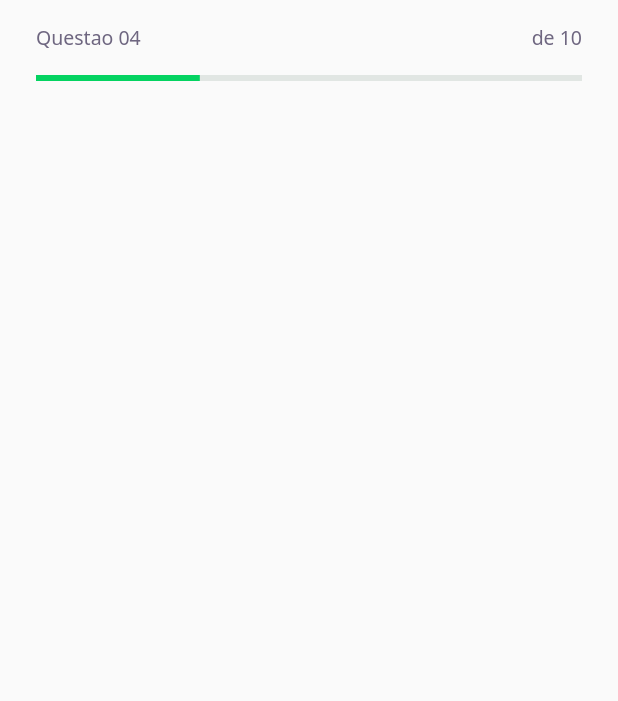
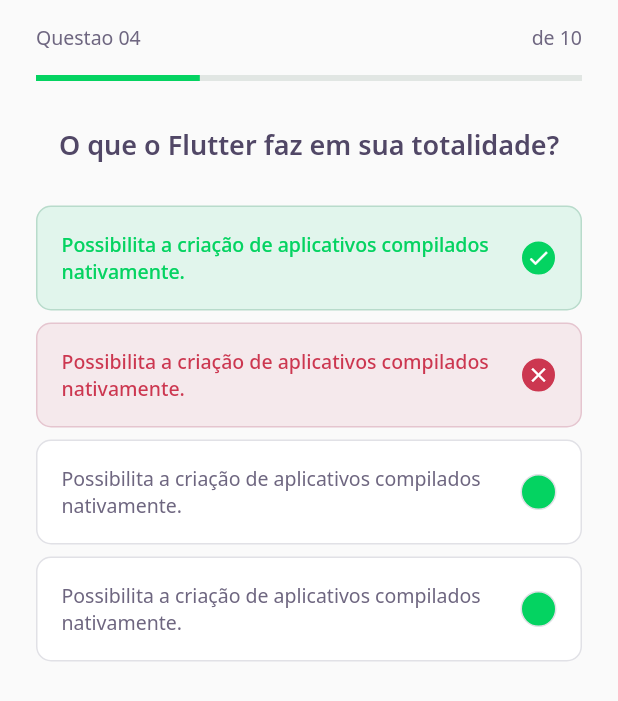
Before and after one commit to GabrielGPF/nlw_trilha_flutter, a Flutter app: the screen it shows after launch, on a phone screen of 412 x 824 dp. Shown: the top 701 px of the screen. Run offline on Flutter 3.47's test engine with Material 2 defaults, Android fonts, the phone set to English and light mode, and no system bars; our stand-ins replace google_fonts.

Commit message:
Quiz organism and Quiz Answer component created

```diff
--- /dev/null
+++ b/lib/components/molecules/molecule_quiz_answer.dart
@@ -0,0 +1,83 @@
+import 'package:flutter/material.dart';
+import 'package:nlw_trilha_flutter/core/app_colors.dart';
+import 'package:nlw_trilha_flutter/core/app_text_styles.dart';
+
+class QuizAnswer extends StatelessWidget {
+  final String title;
+  final bool isRight;
+  final bool isSelected;
+
+  QuizAnswer({
+    required this.title,
+    this.isRight = false,
+    this.isSelected = false,
+  });
+
+  Color get _selectedColorRight =>
+      isRight ? AppColors.darkGreen : AppColors.darkRed;
+
+  Color get _selectedBorderRight =>
+      isRight ? AppColors.lightGreen : AppColors.lightRed;
+
+  Color get _selectedColorCardRight =>
+      isRight ? AppColors.lightGreen : AppColors.lightRed;
+
+  Color get _selectedBorderCardRight =>
+      isRight ? AppColors.green : AppColors.red;
+
+  TextStyle get _selectedTextStyleRight =>
+      isRight ? AppTextStyles.bodyDarkGreen : AppTextStyles.bodyDarkRed;
+
+  IconData get _selectedIconRight => isRight ? Icons.check : Icons.close;
+
+  @override
+  Widget build(BuildContext context) {
+    return Padding(
+      padding: const EdgeInsets.symmetric(vertical: 4.0),
+      child: Container(
+        padding: EdgeInsets.all(16),
+        decoration: BoxDecoration(
+          color: isSelected ? _selectedColorCardRight : AppColors.white,
+          borderRadius: BorderRadius.circular(10),
+          border: Border.fromBorderSide(
+            BorderSide(
+              color: isSelected ? _selectedBorderCardRight : AppColors.border,
+            ),
+          ),
+        ),
+        child: Row(
+          mainAxisAlignment: MainAxisAlignment.spaceBetween,
+          children: [
+            Expanded(
+              child: Text(
+                title,
+                style:
+                    isSelected ? _selectedTextStyleRight : AppTextStyles.body,
+              ),
+            ),
+            Container(
+              height: 24,
+              width: 24,
+              decoration: BoxDecoration(
+                color: isSelected ? _selectedColorRight : AppColors.darkGreen,
+                shape: BoxShape.circle,
+                border: Border.fromBorderSide(
+                  BorderSide(
+                    color: isSelected ? _selectedBorderRight : AppColors.border,
+                  ),
+                ),
+              ),
+              child: isSelected
+                  ? Icon(
+                      _selectedIconRight,
+                      size: 16,
+                      color: AppColors.white,
+                    )
+                  : null,
+            ),
+          ],
+        ),
+      ),
+    );
+  }
+}
--- /dev/null
+++ b/lib/components/organisms/organism_quiz.dart
@@ -0,0 +1,44 @@
+import 'package:flutter/material.dart';
+import 'package:nlw_trilha_flutter/components/molecules/molecule_quiz_answer.dart';
+import 'package:nlw_trilha_flutter/core/app_text_styles.dart';
+
+class Quiz extends StatelessWidget {
+  final String title;
+
+  Quiz({
+    required this.title,
+  });
+
+  @override
+  Widget build(BuildContext context) {
+    return Column(
+      children: [
+        Text(
+          title,
+          style: AppTextStyles.heading,
+        ),
+        SizedBox(height: 24),
+        QuizAnswer(
+          isRight: true,
+          isSelected: true,
+          title: "Possibilita a criação de aplicativos compilados nativamente.",
+        ),
+        QuizAnswer(
+          isRight: false,
+          isSelected: true,
+          title: "Possibilita a criação de aplicativos compilados nativamente.",
+        ),
+        QuizAnswer(
+          isRight: true,
+          isSelected: false,
+          title: "Possibilita a criação de aplicativos compilados nativamente.",
+        ),
+        QuizAnswer(
+          isRight: false,
+          isSelected: false,
+          title: "Possibilita a criação de aplicativos compilados nativamente.",
+        ),
+      ],
+    );
+  }
+}
--- a/lib/pages/challenge_page.dart
+++ b/lib/pages/challenge_page.dart
@@ -1,5 +1,6 @@
 import 'package:flutter/material.dart';
 import 'package:nlw_trilha_flutter/components/molecules/molecule_question_indicator.dart';
+import 'package:nlw_trilha_flutter/components/organisms/organism_quiz.dart';
 
 class ChallengePage extends StatefulWidget {
   @override
@@ -17,7 +18,12 @@
           child: QuestionIndicator(),
         ),
       ),
-      body: Container(),
+      body: Padding(
+        padding: const EdgeInsets.all(24.0),
+        child: Quiz(
+          title: "O que o Flutter faz em sua totalidade?",
+        ),
+      ),
     );
   }
 }
```
